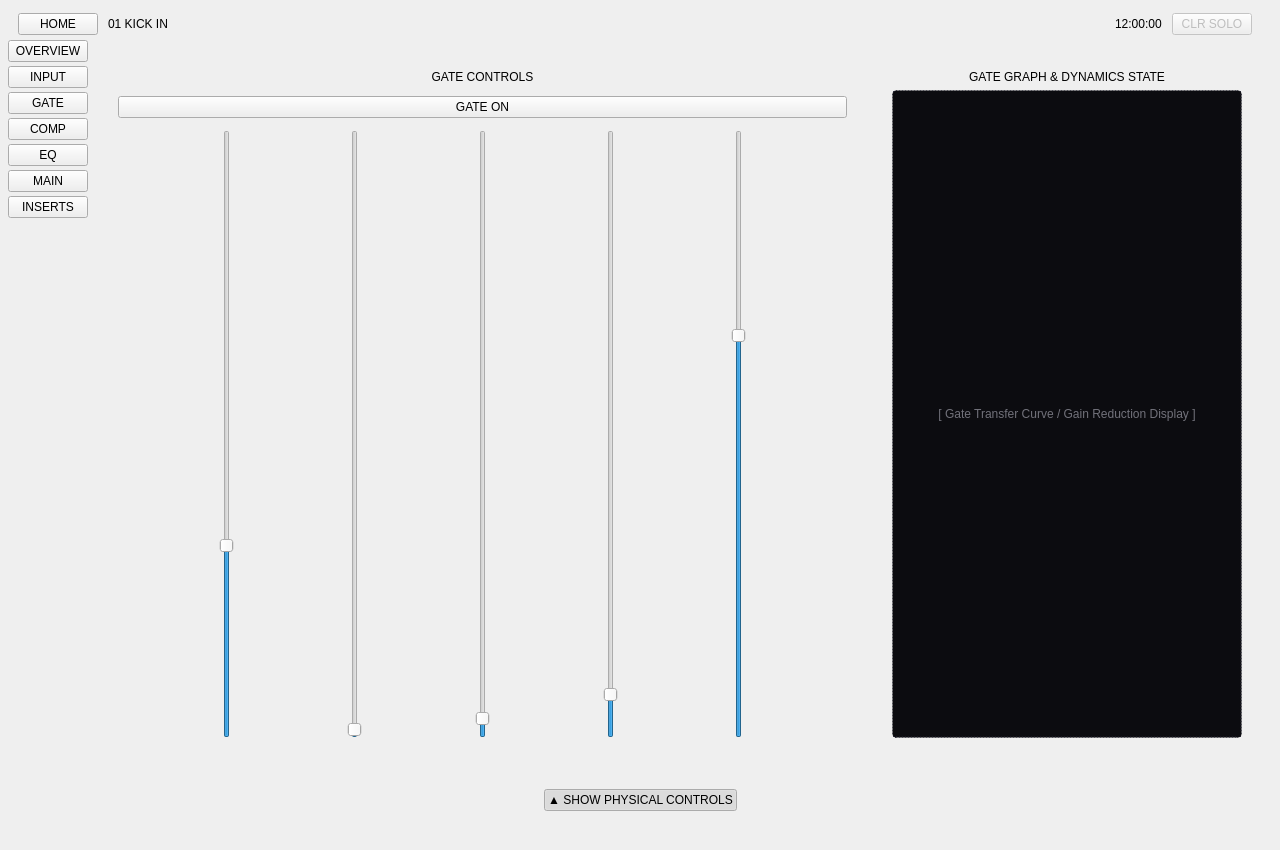
First picture: the form in software/qt-demo/forms/mainwindow.ui, repository OpenMixerProject/OpenWING, before the edit.
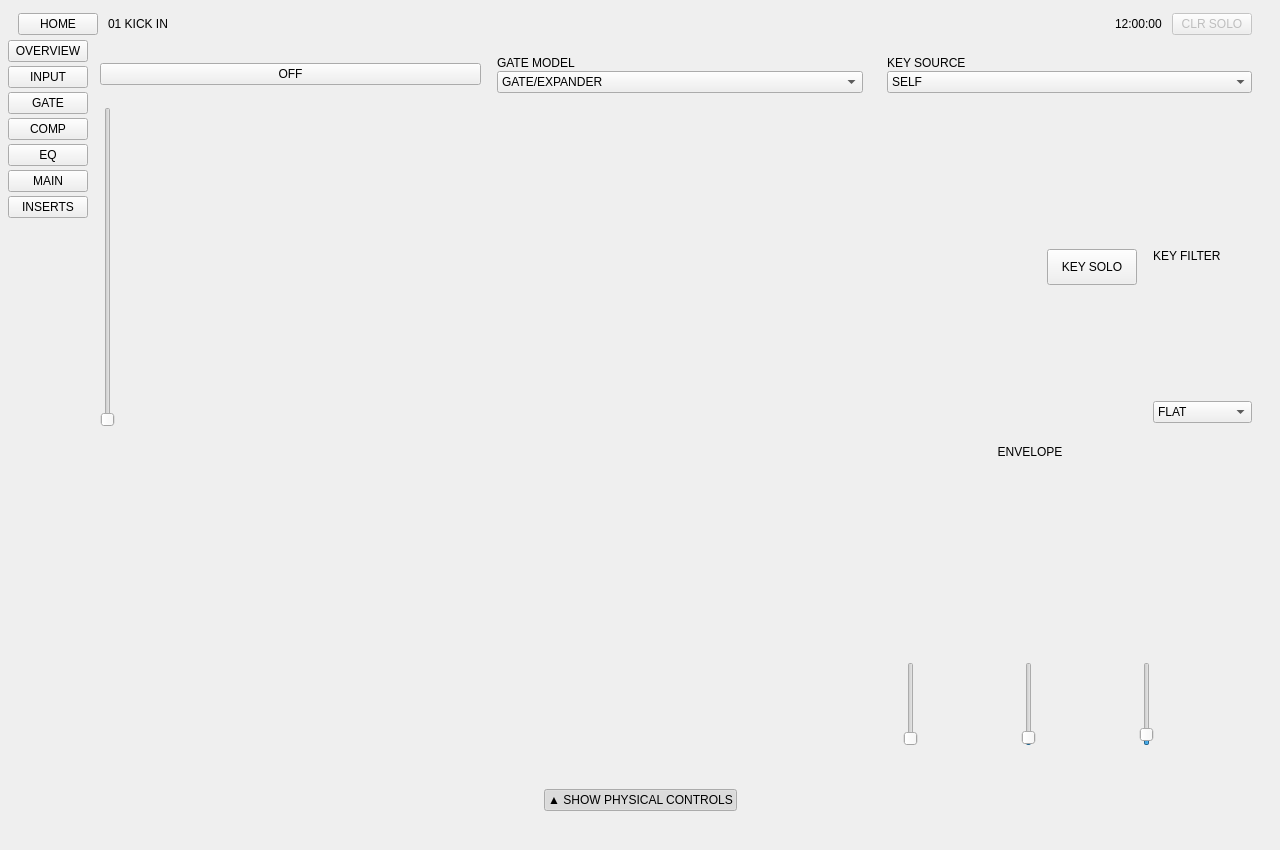
Second picture: the form after the edit. The open tabs and pages were chosen to show the change. Custom widgets are drawn as their Qt base class.

Commit message: migrated qt to be manually built from source for smaller images

Patch:
```diff
--- a/software/qt-demo/forms/mainwindow.ui
+++ b/software/qt-demo/forms/mainwindow.ui
@@ -1096,57 +1096,31 @@
                 </layout>
                </widget>
                <widget class="QWidget" name="pageGate">
-                <layout class="QHBoxLayout" name="gateLayout" stretch="2,1">
+                <layout class="QVBoxLayout" name="gateLayout">
                  <property name="spacing">
-                  <number>15</number>
+                  <number>10</number>
                  </property>
                  <property name="leftMargin">
-                  <number>15</number>
+                  <number>12</number>
                  </property>
                  <property name="topMargin">
-                  <number>15</number>
+                  <number>12</number>
                  </property>
                  <property name="rightMargin">
-                  <number>15</number>
+                  <number>12</number>
                  </property>
                  <property name="bottomMargin">
-                  <number>15</number>
+                  <number>12</number>
                  </property>
                  <item>
-                  <widget class="QFrame" name="gateCtrlBox">
-                   <property name="cls" stdset="0">
-                    <string>DetailSectionBox</string>
-                   </property>
-                   <layout class="QVBoxLayout" name="gateCtrlLayout" stretch="0,0,1">
+                  <layout class="QHBoxLayout" name="gateHeaderRow">
                     <property name="spacing">
-                     <number>12</number>
-                    </property>
-                    <property name="leftMargin">
-                     <number>15</number>
-                    </property>
-                    <property name="topMargin">
-                     <number>15</number>
-                    </property>
-                    <property name="rightMargin">
-                     <number>15</number>
-                    </property>
-                    <property name="bottomMargin">
-                     <number>15</number>
-                    </property>
-                    <item>
-                     <widget class="QLabel" name="gateCtrlTitle">
-                      <property name="text">
-                       <string>GATE CONTROLS</string>
-                      </property>
-                      <property name="alignment">
-                       <set>Qt::AlignCenter</set>
-                      </property>
-                     </widget>
-                    </item>
+                    <number>8</number>
+                   </property>
                     <item>
                      <widget class="QPushButton" name="gateActiveBtn">
                       <property name="text">
-                       <string>GATE ON</string>
+                      <string>OFF</string>
                       </property>
                       <property name="checkable">
                        <bool>true</bool>
@@ -1154,29 +1128,300 @@
                       <property name="cls" stdset="0">
                        <string>OrangeLedBtn</string>
                       </property>
+                     <property name="minimumSize">
+                      <size>
+                       <width>64</width>
+                       <height>0</height>
+                      </size>
+                     </property>
                      </widget>
                     </item>
                     <item>
-                     <layout class="QHBoxLayout" name="gateKnobsLayout">
+                    <widget class="QFrame" name="gateModelCell">
+                     <property name="cls" stdset="0">
+                      <string>CompHeaderCell</string>
+                     </property>
+                     <layout class="QVBoxLayout" name="gateModelCellLayout">
+                      <property name="spacing">
+                       <number>1</number>
+                      </property>
+                      <property name="leftMargin">
+                       <number>8</number>
+                      </property>
+                      <property name="topMargin">
+                       <number>4</number>
+                      </property>
+                      <property name="rightMargin">
+                       <number>8</number>
+                      </property>
+                      <property name="bottomMargin">
+                       <number>4</number>
+                      </property>
                       <item>
-                       <widget class="RotaryKnob" name="gateThresholdKnob">
+                       <widget class="QLabel" name="gateModelCaption">
+                        <property name="text">
+                         <string>GATE MODEL</string>
+                        </property>
+                        <property name="cls" stdset="0">
+                         <string>CompCaption</string>
+                        </property>
+                       </widget>
+                      </item>
+                      <item>
+                       <widget class="QComboBox" name="gateModelCombo">
+                        <property name="cls" stdset="0">
+                         <string>GateHeaderCombo</string>
+                        </property>
+                        <item>
+                         <property name="text">
+                          <string>GATE/EXPANDER</string>
+                         </property>
+                        </item>
+                        <item>
+                         <property name="text">
+                          <string>DUCKER</string>
+                         </property>
+                        </item>
+                       </widget>
+                      </item>
+                     </layout>
+                    </widget>
+                   </item>
+                   <item>
+                    <widget class="QFrame" name="gateKeySrcCell">
+                     <property name="cls" stdset="0">
+                      <string>CompHeaderCell</string>
+                     </property>
+                     <layout class="QVBoxLayout" name="gateKeySrcCellLayout">
+                      <property name="spacing">
+                       <number>1</number>
+                      </property>
+                      <property name="leftMargin">
+                       <number>8</number>
+                      </property>
+                      <property name="topMargin">
+                       <number>4</number>
+                      </property>
+                      <property name="rightMargin">
+                       <number>8</number>
+                      </property>
+                      <property name="bottomMargin">
+                       <number>4</number>
+                      </property>
+                      <item>
+                       <widget class="QLabel" name="gateKeySrcCaption">
+                        <property name="text">
+                         <string>KEY SOURCE</string>
+                        </property>
+                        <property name="cls" stdset="0">
+                         <string>CompCaption</string>
+                        </property>
+                       </widget>
+                      </item>
+                      <item>
+                       <widget class="QComboBox" name="gateKeySourceCombo">
+                        <property name="cls" stdset="0">
+                         <string>GateHeaderCombo</string>
+                        </property>
+                        <item>
+                         <property name="text">
+                          <string>SELF</string>
+                         </property>
+                        </item>
+                        <item>
+                         <property name="text">
+                          <string>CH 1-8 BUS</string>
+                         </property>
+                        </item>
+                        <item>
+                         <property name="text">
+                          <string>SIDE CHAIN</string>
+                         </property>
+                        </item>
+                        <item>
+                         <property name="text">
+                          <string>EXTERNAL</string>
+                         </property>
+                        </item>
+                       </widget>
+                      </item>
+                     </layout>
+                    </widget>
+                   </item>
+                  </layout>
+                 </item>
+                 <item>
+                  <layout class="QHBoxLayout" name="gateToolRow">
+                   <property name="spacing">
+                    <number>8</number>
+                   </property>
+                   <item>
+                    <widget class="RotaryKnob" name="gateAccentKnob">
                         <property name="minimum">
-                         <number>-80</number>
+                      <number>0</number>
                         </property>
                         <property name="maximum">
-                         <number>0</number>
+                      <number>100</number>
                         </property>
                         <property name="value">
-                         <number>-55</number>
-                        </property>
-                        <property name="defaultValue" stdset="0">
-                         <double>-55.000000000000000</double>
+                      <number>0</number>
+                     </property>
+                     <property name="small" stdset="0">
+                      <bool>true</bool>
                         </property>
                         <property name="label" stdset="0">
-                         <string>THRESHOLD</string>
-                        </property>
-                       </widget>
-                      </item>
+                      <string>ACCENT</string>
+                     </property>
+                     <property name="unit" stdset="0">
+                      <string>%</string>
+                     </property>
+                    </widget>
+                   </item>
+                   <item>
+                    <spacer name="gateToolSpacer">
+                     <property name="orientation">
+                      <enum>Qt::Horizontal</enum>
+                     </property>
+                     <property name="sizeHint" stdset="0">
+                      <size>
+                       <width>40</width>
+                       <height>20</height>
+                      </size>
+                     </property>
+                    </spacer>
+                   </item>
+                   <item>
+                    <widget class="QPushButton" name="gateKeySoloBtn">
+                     <property name="text">
+                      <string>KEY SOLO</string>
+                     </property>
+                     <property name="checkable">
+                      <bool>true</bool>
+                     </property>
+                     <property name="cls" stdset="0">
+                      <string>GateToolBtn</string>
+                     </property>
+                     <property name="minimumSize">
+                      <size>
+                       <width>90</width>
+                       <height>36</height>
+                      </size>
+                     </property>
+                    </widget>
+                   </item>
+                   <item>
+                    <widget class="QFrame" name="gateKeyFilterCell">
+                     <property name="cls" stdset="0">
+                      <string>CompHeaderCell</string>
+                     </property>
+                     <layout class="QVBoxLayout" name="gateKeyFilterCellLayout">
+                      <property name="spacing">
+                       <number>1</number>
+                      </property>
+                      <property name="leftMargin">
+                       <number>8</number>
+                      </property>
+                      <property name="topMargin">
+                       <number>4</number>
+                      </property>
+                      <property name="rightMargin">
+                       <number>8</number>
+                      </property>
+                      <property name="bottomMargin">
+                       <number>4</number>
+                      </property>
+                      <item>
+                       <widget class="QLabel" name="gateKeyFilterCaption">
+                        <property name="text">
+                         <string>KEY FILTER</string>
+                        </property>
+                        <property name="cls" stdset="0">
+                         <string>CompCaption</string>
+                        </property>
+                       </widget>
+                      </item>
+                      <item>
+                       <widget class="QComboBox" name="gateKeyFilterCombo">
+                        <property name="cls" stdset="0">
+                         <string>GateHeaderCombo</string>
+                        </property>
+                        <item>
+                         <property name="text">
+                          <string>FLAT</string>
+                         </property>
+                        </item>
+                        <item>
+                         <property name="text">
+                          <string>LO CUT</string>
+                         </property>
+                        </item>
+                        <item>
+                         <property name="text">
+                          <string>HI CUT</string>
+                         </property>
+                        </item>
+                        <item>
+                         <property name="text">
+                          <string>BAND PASS</string>
+                         </property>
+                        </item>
+                       </widget>
+                      </item>
+                     </layout>
+                    </widget>
+                   </item>
+                  </layout>
+                 </item>
+                 <item>
+                  <layout class="QHBoxLayout" name="gateMainRow" stretch="3,2">
+                   <property name="spacing">
+                    <number>10</number>
+                   </property>
+                   <item>
+                    <widget class="GateCurveWidget" name="gateCurve"/>
+                   </item>
+                   <item>
+                    <widget class="QFrame" name="gateEnvPanel">
+                     <property name="cls" stdset="0">
+                      <string>CompPanel</string>
+                     </property>
+                     <layout class="QVBoxLayout" name="gateEnvPanelLayout" stretch="0,1,0">
+                      <property name="spacing">
+                       <number>8</number>
+                      </property>
+                      <property name="leftMargin">
+                       <number>10</number>
+                      </property>
+                      <property name="topMargin">
+                       <number>8</number>
+                      </property>
+                      <property name="rightMargin">
+                       <number>10</number>
+                      </property>
+                      <property name="bottomMargin">
+                       <number>10</number>
+                      </property>
+                      <item>
+                       <widget class="QLabel" name="gateEnvTitle">
+                        <property name="text">
+                         <string>ENVELOPE</string>
+                        </property>
+                        <property name="cls" stdset="0">
+                         <string>CompPanelTitle</string>
+                        </property>
+                        <property name="alignment">
+                         <set>Qt::AlignCenter</set>
+                        </property>
+                       </widget>
+                      </item>
+                      <item>
+                       <widget class="EnvelopeGraphWidget" name="gateEnvelope"/>
+                      </item>
+                      <item>
+                       <layout class="QHBoxLayout" name="gateSegRow">
+                        <property name="spacing">
+                         <number>10</number>
+                        </property>
                       <item>
                        <widget class="RotaryKnob" name="gateAttackKnob">
                         <property name="minimum">
@@ -1234,73 +1479,12 @@
                         </property>
                        </widget>
                       </item>
-                      <item>
-                       <widget class="RotaryKnob" name="gateDepthKnob">
-                        <property name="minimum">
-                         <number>0</number>
-                        </property>
-                        <property name="maximum">
-                         <number>60</number>
-                        </property>
-                        <property name="value">
-                         <number>40</number>
-                        </property>
-                        <property name="defaultValue" stdset="0">
-                         <double>40.000000000000000</double>
-                        </property>
-                        <property name="label" stdset="0">
-                         <string>DEPTH</string>
-                        </property>
-                       </widget>
-                      </item>
                      </layout>
                     </item>
                    </layout>
                   </widget>
                  </item>
-                 <item>
-                  <widget class="QFrame" name="gateVisualBox">
-                   <property name="cls" stdset="0">
-                    <string>DetailSectionBox</string>
-                   </property>
-                   <layout class="QVBoxLayout" name="gateVisualLayout" stretch="0,1">
-                    <property name="leftMargin">
-                     <number>15</number>
-                    </property>
-                    <property name="topMargin">
-                     <number>15</number>
-                    </property>
-                    <property name="rightMargin">
-                     <number>15</number>
-                    </property>
-                    <property name="bottomMargin">
-                     <number>15</number>
-                    </property>
-                    <item>
-                     <widget class="QLabel" name="gateVisualTitle">
-                      <property name="text">
-                       <string>GATE GRAPH &amp; DYNAMICS STATE</string>
-                      </property>
-                      <property name="alignment">
-                       <set>Qt::AlignCenter</set>
-                      </property>
-                     </widget>
-                    </item>
-                    <item>
-                     <widget class="QLabel" name="gateGraphPlaceholder">
-                      <property name="styleSheet">
-                       <string notr="true">color: #71717a; font-size: 12px; background-color: #0c0c10; border: 1px dashed #272737; border-radius: 4px;</string>
-                      </property>
-                      <property name="text">
-                       <string>[ Gate Transfer Curve / Gain Reduction Display ]</string>
-                      </property>
-                      <property name="alignment">
-                       <set>Qt::AlignCenter</set>
-                      </property>
-                     </widget>
-                    </item>
-                   </layout>
-                  </widget>
+                  </layout>
                  </item>
                 </layout>
                </widget>
@@ -2320,6 +2504,24 @@
    <header>eqgraphwidget.h</header>
    <container>0</container>
   </customwidget>
+  <customwidget>
+   <class>CompCurveWidget</class>
+   <extends>QWidget</extends>
+   <header>compcurvewidget.h</header>
+   <container>0</container>
+  </customwidget>
+  <customwidget>
+   <class>GateCurveWidget</class>
+   <extends>QWidget</extends>
+   <header>gatecurvewidget.h</header>
+   <container>0</container>
+  </customwidget>
+  <customwidget>
+   <class>EnvelopeGraphWidget</class>
+   <extends>QWidget</extends>
+   <header>envelopegraphwidget.h</header>
+   <container>0</container>
+  </customwidget>
  </customwidgets>
  <resources/>
  <connections/>
```
Left out of the diff: 264 changed lines with no effect on the pictures. Lines whose indentation alone changed are shown as unchanged. The commit also changes 14 other files.
